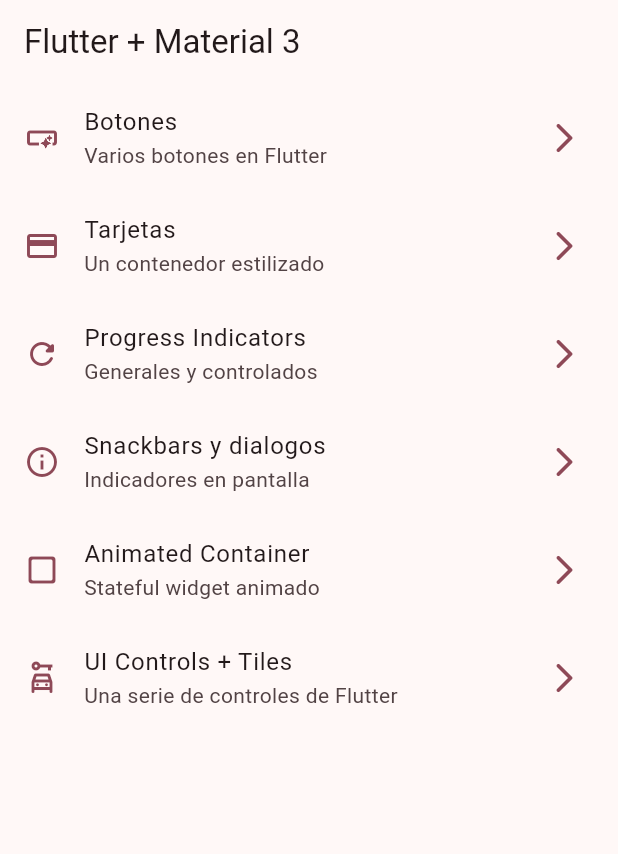
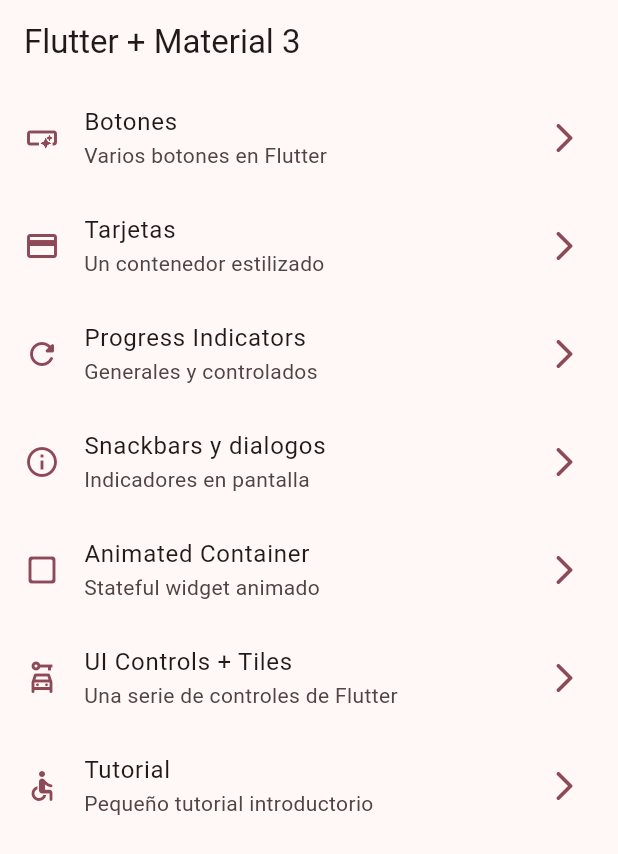
Before and after one commit to and-r22/widgets_app, a Flutter app: the screen it shows after launch, on a phone screen of 412 x 824 dp. Shown: the top 854 px of the screen. Run offline on Flutter 3.47's test engine with Material 3 defaults, Android fonts, the phone set to English and light mode, and no system bars; our stand-ins replace go_router.

```diff
--- a/lib/config/menu/menu_items.dart
+++ b/lib/config/menu/menu_items.dart
@@ -60,4 +60,11 @@ const appMenuItems = <MenuItem> [
     icon: Icons.car_rental_outlined
   ),
 
+  MenuItem(
+    title: 'Tutorial',
+    subTitle: 'Pequeño tutorial introductorio',
+    link: '/app_tutorial',
+    icon: Icons.accessible_rounded
+  ),
+
 ];
--- a/lib/config/router/app_router.dart
+++ b/lib/config/router/app_router.dart
@@ -47,5 +47,11 @@ final appRouter = GoRouter(
       builder: (context, state) => const UiControlsScreen(),
     ),
 
+    GoRoute(
+      path: '/app_tutorial',
+      name: AppTutorialScreen.name,
+      builder: (context, state) => const AppTutorialScreen(),
+    ),
+
   ],
 );
--- a/pubspec.yaml
+++ b/pubspec.yaml
@@ -19,3 +19,6 @@ dev_dependencies:
 
 flutter:
   uses-material-design: true
+
+assets:
+  - assets/images/
```
Also changed, not shown: assets/images/1.png (added), assets/images/2.png (added), assets/images/3.png (added), assets/images/jar-loading.gif (added).
